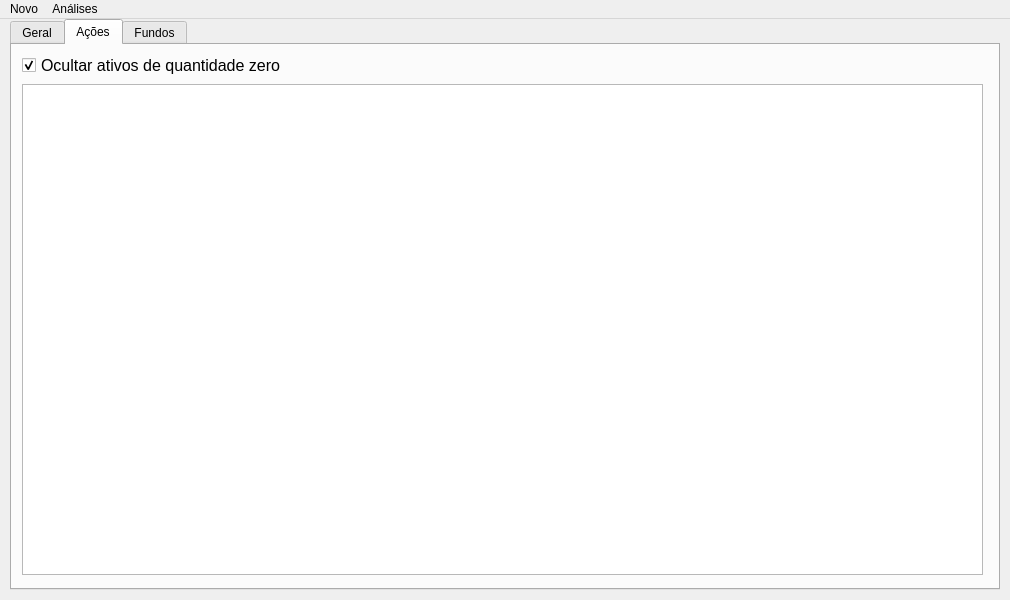
The window that mainwindow.ui (ThiagoServulo/MyFinancialAssets) describes before a commit, drawn with Qt 5.
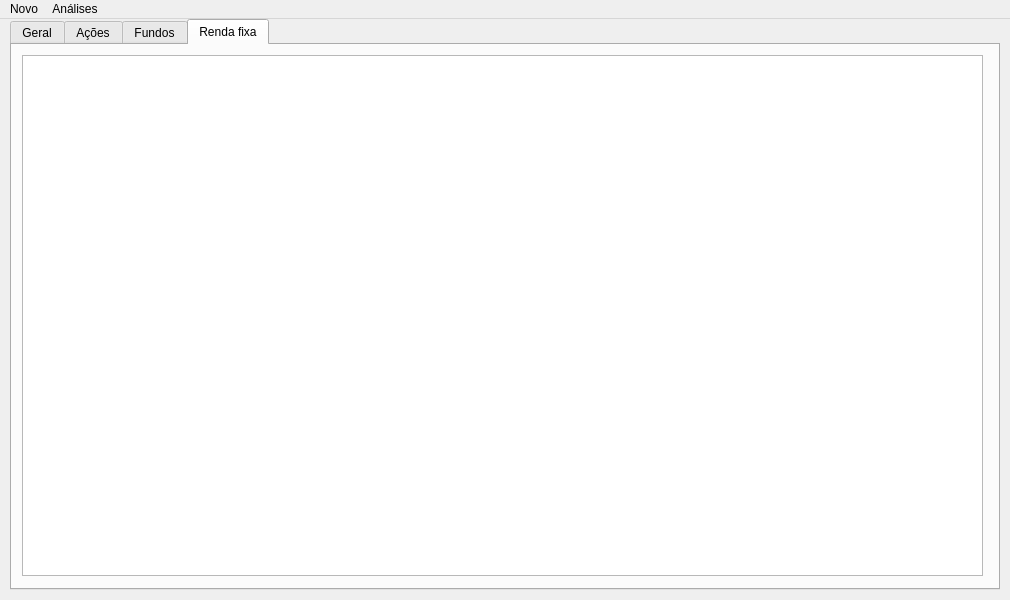
The same window after the commit.

Commit message: Create new window to add fixed incomes

```diff
--- a/mainwindow.ui
+++ b/mainwindow.ui
@@ -24,7 +24,7 @@
      </rect>
     </property>
     <property name="currentIndex">
-     <number>1</number>
+     <number>3</number>
     </property>
     <widget class="QWidget" name="tab_general">
      <attribute name="title">
@@ -103,6 +103,21 @@
       </property>
      </widget>
     </widget>
+    <widget class="QWidget" name="tab_fixedIncome">
+     <attribute name="title">
+      <string>Renda fixa</string>
+     </attribute>
+     <widget class="QTableWidget" name="tableWidget_fixedIncome">
+      <property name="geometry">
+       <rect>
+        <x>10</x>
+        <y>10</y>
+        <width>961</width>
+        <height>521</height>
+       </rect>
+      </property>
+     </widget>
+    </widget>
    </widget>
   </widget>
   <widget class="QMenuBar" name="menubar">
```
Left out of the diff: 7 changed lines with no effect on the pictures. The commit also changes 8 other files.
